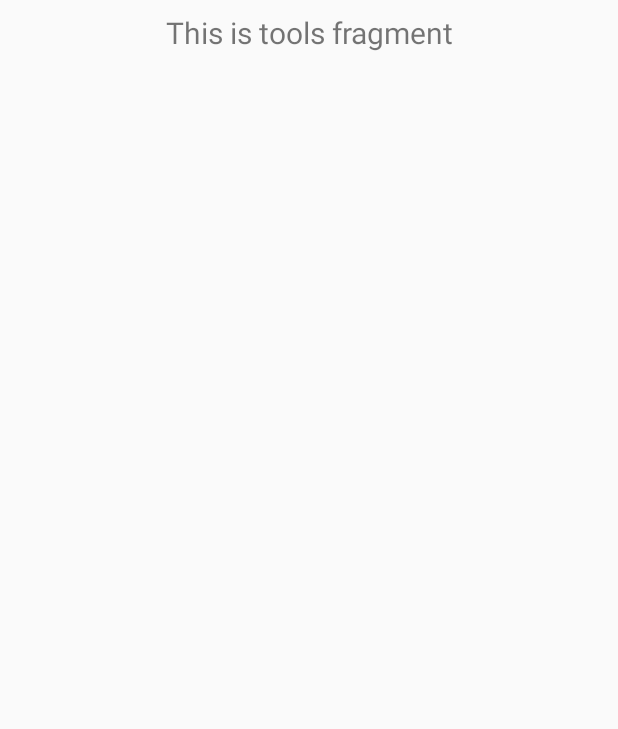
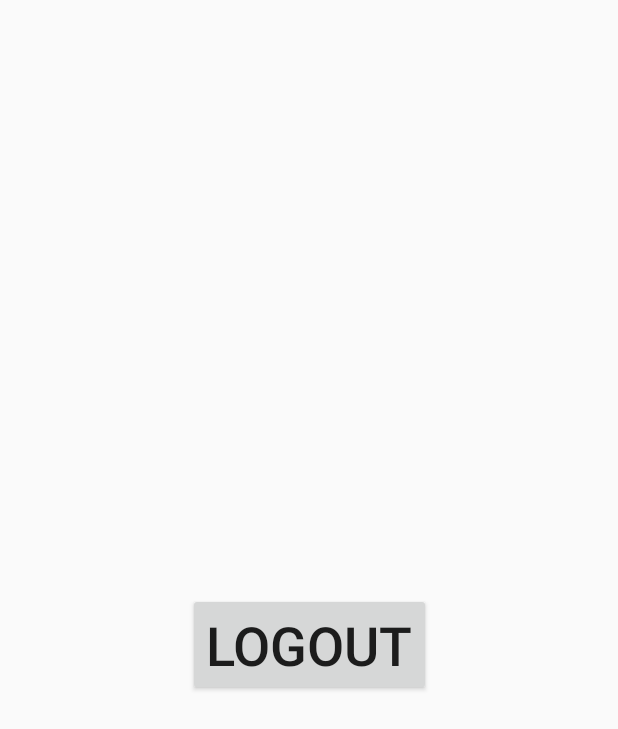
Before and after one commit to EricShanks68/341_proj, an Android app: the fragment ToolsFragment shown on its own in the app's theme, on a phone screen of 412 x 824 dp. Shown: the top 729 px of the screen. Run offline under Robolectric (Android 15) with nearby library versions, the phone set to English and light mode, and no system bars.

Commit message:
fixed some sidebar and login stuff

```diff
--- a/app/src/main/java/com/example/a341_proj/data/LoginDataSource.java
+++ b/app/src/main/java/com/example/a341_proj/data/LoginDataSource.java
@@ -15,7 +15,7 @@ public class LoginDataSource {
             LoggedInUser fakeUser =
                     new LoggedInUser(
                             java.util.UUID.randomUUID().toString(),
-                            "Jane Doe");
+                            username);
             return new Result.Success<>(fakeUser);
         } catch (Exception e) {
             return new Result.Error(new IOException("Error logging in", e));
--- a/app/src/main/java/com/example/a341_proj/ui/login/LoginActivity.java
+++ b/app/src/main/java/com/example/a341_proj/ui/login/LoginActivity.java
@@ -29,6 +29,8 @@ import com.example.a341_proj.ui.login.LoginViewModelFactory;
 
 public class LoginActivity extends AppCompatActivity {
 
+    private String userName;
+    public static final String sendUser = "key1";
     private LoginViewModel loginViewModel;
 
     @Override
@@ -116,6 +118,7 @@ public class LoginActivity extends AppCompatActivity {
                 loadingProgressBar.setVisibility(View.VISIBLE);
                 loginViewModel.login(usernameEditText.getText().toString(),
                         passwordEditText.getText().toString());
+                userName = usernameEditText.getText().toString();
                 toMain();
 
             }
@@ -134,6 +137,7 @@ public class LoginActivity extends AppCompatActivity {
 
     private void toMain(){
             Intent intent = new Intent(LoginActivity.this, MainActivity.class);
+        intent.putExtra(sendUser, userName);
             startActivity(intent);
     }
 }
--- a/app/src/main/java/com/example/a341_proj/ui/login/ui/gallery/GalleryViewModel.java
+++ b/app/src/main/java/com/example/a341_proj/ui/login/ui/gallery/GalleryViewModel.java
@@ -10,7 +10,7 @@ public class GalleryViewModel extends ViewModel {
 
     public GalleryViewModel() {
         mText = new MutableLiveData<>();
-        mText.setValue("This is gallery fragment");
+       // mText.setValue("This is gallery fragment");
     }
 
     public LiveData<String> getText() {
--- a/app/src/main/java/com/example/a341_proj/ui/login/ui/home/HomeViewModel.java
+++ b/app/src/main/java/com/example/a341_proj/ui/login/ui/home/HomeViewModel.java
@@ -10,7 +10,7 @@ public class HomeViewModel extends ViewModel {
 
     public HomeViewModel() {
         mText = new MutableLiveData<>();
-        mText.setValue("This is home fragment");
+       // mText.setValue("This is home fragment");
     }
 
     public LiveData<String> getText() {
--- a/app/src/main/java/com/example/a341_proj/ui/login/ui/slideshow/SlideshowViewModel.java
+++ b/app/src/main/java/com/example/a341_proj/ui/login/ui/slideshow/SlideshowViewModel.java
@@ -10,7 +10,7 @@ public class SlideshowViewModel extends ViewModel {
 
     public SlideshowViewModel() {
         mText = new MutableLiveData<>();
-        mText.setValue("This is slideshow fragment");
+       // mText.setValue("This is slideshow fragment");
     }
 
     public LiveData<String> getText() {
--- a/app/src/main/java/com/example/a341_proj/ui/login/ui/tools/ToolsFragment.java
+++ b/app/src/main/java/com/example/a341_proj/ui/login/ui/tools/ToolsFragment.java
@@ -1,9 +1,11 @@
 package com.example.a341_proj.ui.login.ui.tools;
 
+import android.content.Intent;
 import android.os.Bundle;
 import android.view.LayoutInflater;
 import android.view.View;
 import android.view.ViewGroup;
+import android.widget.Button;
 import android.widget.TextView;
 
 import androidx.annotation.Nullable;
@@ -13,6 +15,7 @@ import androidx.lifecycle.Observer;
 import androidx.lifecycle.ViewModelProviders;
 
 import com.example.a341_proj.R;
+import com.example.a341_proj.ui.login.LoginActivity;
 
 
 public class ToolsFragment extends Fragment {
@@ -21,16 +24,31 @@ public class ToolsFragment extends Fragment {
 
     public View onCreateView(@NonNull LayoutInflater inflater,
                              ViewGroup container, Bundle savedInstanceState) {
-        toolsViewModel =
-                ViewModelProviders.of(this).get(ToolsViewModel.class);
-        View root = inflater.inflate(R.layout.fragment_tools, container, false);
-        final TextView textView = root.findViewById(R.id.text_tools);
-        toolsViewModel.getText().observe(this, new Observer<String>() {
+        View view = inflater.inflate(R.layout.fragment_tools, container, false);
+        Button button = (Button) view.findViewById(R.id.buttonOut);
+        button.setOnClickListener(new View.OnClickListener()
+        {
             @Override
-            public void onChanged(@Nullable String s) {
-                textView.setText(s);
+            public void onClick(View v)
+            {
+                Intent intent = new Intent(getActivity(), LoginActivity.class);
+                startActivity(intent);
             }
         });
-        return root;
+
+
+//        toolsViewModel =
+//                ViewModelProviders.of(this).get(ToolsViewModel.class);
+//        View root = inflater.inflate(R.layout.fragment_tools, container, false);
+//        final TextView textView = root.findViewById(R.id.text_tools);
+//        toolsViewModel.getText().observe(this, new Observer<String>() {
+//            @Override
+//            public void onChanged(@Nullable String s) {
+//                textView.setText(s);
+//            }
+//        });
+        return view;
     }
+
+
 }
--- a/app/src/main/java/com/example/a341_proj/ui/login/ui/tools/ToolsViewModel.java
+++ b/app/src/main/java/com/example/a341_proj/ui/login/ui/tools/ToolsViewModel.java
@@ -1,19 +1,32 @@
 package com.example.a341_proj.ui.login.ui.tools;
+
+import android.content.Intent;
+import android.os.Bundle;
+import android.view.LayoutInflater;
+import android.view.View;
+import android.view.ViewGroup;
+import android.widget.Button;
 
 import androidx.lifecycle.LiveData;
 import androidx.lifecycle.MutableLiveData;
 import androidx.lifecycle.ViewModel;
 
+import com.example.a341_proj.R;
+import com.example.a341_proj.ui.login.LoginActivity;
+import com.example.a341_proj.ui.login.MainActivity;
+
 public class ToolsViewModel extends ViewModel {
+
 
     private MutableLiveData<String> mText;
 
     public ToolsViewModel() {
         mText = new MutableLiveData<>();
-        mText.setValue("This is tools fragment");
+        mText.setValue("Would you like to Logout?");
     }
 
     public LiveData<String> getText() {
         return mText;
     }
+
 }
--- a/app/src/main/res/layout/activity_main.xml
+++ b/app/src/main/res/layout/activity_main.xml
@@ -22,4 +22,5 @@
         app:headerLayout="@layout/nav_header_main"
         app:menu="@menu/activity_main_drawer" />
 
+
 </androidx.drawerlayout.widget.DrawerLayout>
--- a/app/src/main/res/layout/fragment_tools.xml
+++ b/app/src/main/res/layout/fragment_tools.xml
@@ -1,6 +1,7 @@
 <?xml version="1.0" encoding="utf-8"?>
 <androidx.constraintlayout.widget.ConstraintLayout xmlns:android="http://schemas.android.com/apk/res/android"
     xmlns:app="http://schemas.android.com/apk/res-auto"
+    xmlns:tools="http://schemas.android.com/tools"
     android:layout_width="match_parent"
     android:layout_height="match_parent">
 
@@ -16,4 +17,15 @@
         app:layout_constraintEnd_toEndOf="parent"
         app:layout_constraintStart_toStartOf="parent"
         app:layout_constraintTop_toTopOf="parent" />
+
+    <Button
+        android:id="@+id/buttonOut"
+        android:layout_width="wrap_content"
+        android:layout_height="wrap_content"
+        android:text="@string/menu_logout"
+        android:textSize="36sp"
+        app:layout_constraintBottom_toBottomOf="parent"
+        app:layout_constraintEnd_toEndOf="parent"
+        app:layout_constraintStart_toStartOf="parent"
+        app:layout_constraintTop_toBottomOf="@+id/text_tools" />
 </androidx.constraintlayout.widget.ConstraintLayout>
--- a/app/src/main/res/menu/activity_main_drawer.xml
+++ b/app/src/main/res/menu/activity_main_drawer.xml
@@ -18,11 +18,11 @@
             android:title="@string/menu_settings" />
         <item
             android:id="@+id/nav_tools"
-            android:icon="@drawable/ic_menu_manage"
+            android:icon="@drawable/ic_index"
             android:title="@string/menu_logout" />
     </group>
 
-    <item android:title="Communicate">
+    <!--<item android:title="Communicate">
         <menu>
             <item
                 android:id="@+id/nav_share"
@@ -33,6 +33,6 @@
                 android:icon="@drawable/ic_menu_send"
                 android:title="@string/menu_send" />
         </menu>
-    </item>
+    </item> -->
 
 </menu>
--- a/app/src/main/res/values/strings.xml
+++ b/app/src/main/res/values/strings.xml
@@ -5,15 +5,14 @@
     <string name="prompt_password">Password</string>
     <string name="action_sign_in">Sign in or register</string>
     <string name="action_sign_in_short">Sign in</string>
-    <string name="welcome">"Welcome !"</string>
+    <string name="welcome">"Welcome ! "</string>
     <string name="invalid_username">Not a valid username</string>
     <string name="invalid_password">Password must be >5 characters</string>
     <string name="login_failed">"Login failed"</string>
     <string name="title_activity_main">MainActivity</string>
     <string name="navigation_drawer_open">Open navigation drawer</string>
     <string name="navigation_drawer_close">Close navigation drawer</string>
-    <string name="nav_header_title">Android Studio</string>
-    <string name="nav_header_subtitle">android.studio@android.com</string>
+   <string name="nav_header_title">Android Studio</string>
     <string name="nav_header_desc">Navigation header</string>
     <string name="action_settings">Settings</string>
 
```
Also changed, not shown: app/src/main/java/com/example/a341_proj/ui/login/MainActivity.java (+20 -0 lines), app/src/main/res/drawable/ic_index.xml (added, +7 -0 lines), app/src/main/res/layout/nav_header_main.xml (+1 -6 lines).
